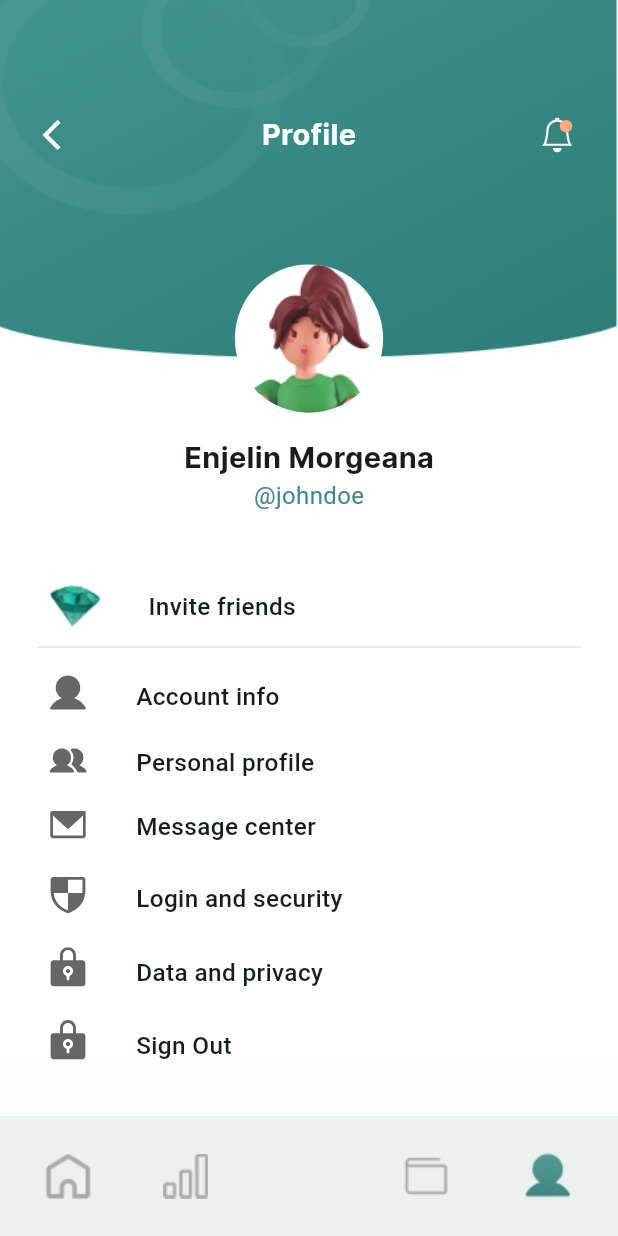
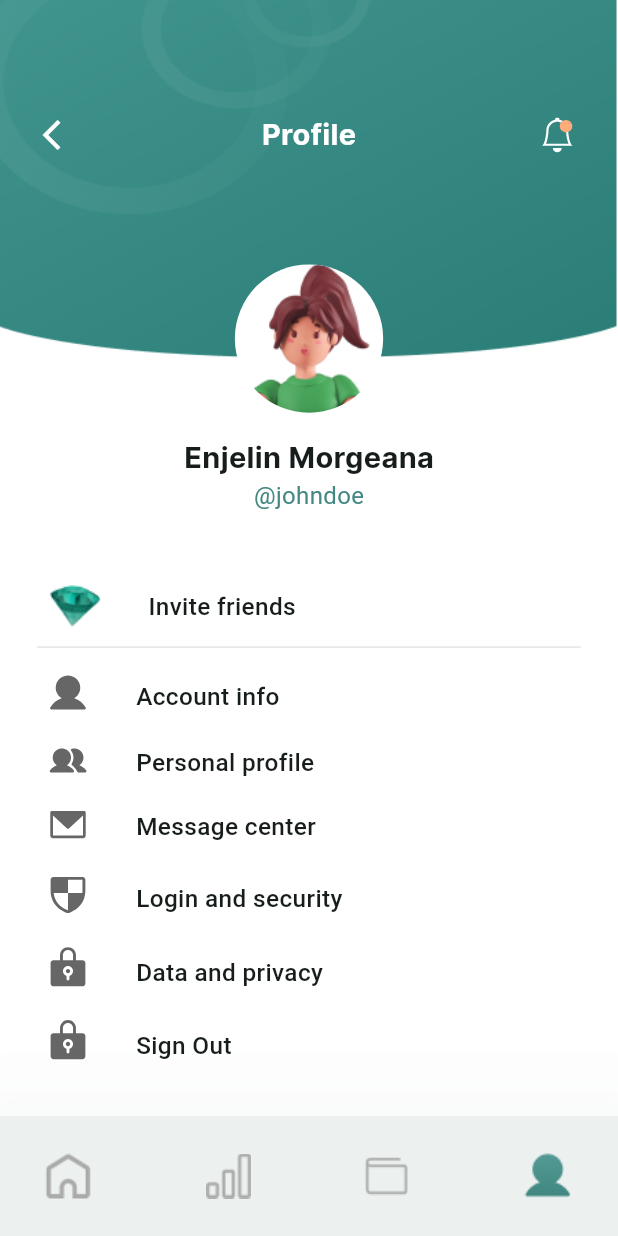
Before and after one commit to Yared-betsega/Asbeza, a Flutter app: the HomePage screen opened by its route, swiped to page 4, on a phone screen of 412 x 824 dp. Run offline on Flutter 3.47's test engine with Material 2 defaults, Android fonts, the phone set to English and light mode, and no system bars; our stand-ins replace bloc, dartz, equatable, firebase_auth, firebase_core, flutter_bloc and 5 more; accounts and stored records are empty.

Commit message:
Add customization to the bottom navigation bar

```diff
--- a/lib/features/home/presentation/screens/home_page.dart
+++ b/lib/features/home/presentation/screens/home_page.dart
@@ -1,5 +1,7 @@
 import 'package:asbeza/core/constants/colors.dart';
 import 'package:asbeza/features/home/presentation/screens/transaction_screen.dart';
+import 'package:asbeza/features/home/presentation/widgets/bottom_navbar_with_floating_action_button.dart';
+import 'package:asbeza/features/home/presentation/widgets/bottom_navbar_without_floating_action_button.dart';
 import 'package:asbeza/features/home/presentation/widgets/obscure_text_widget.dart';
 import 'package:flutter/material.dart';
 import 'package:go_router/go_router.dart';
@@ -82,67 +84,15 @@ class _HomePageState extends State<HomePage> {
         child: Container(
           padding: EdgeInsets.symmetric(horizontal: 1.w),
           width: 100.w,
-          child: Row(
-            mainAxisAlignment: MainAxisAlignment.spaceBetween,
-            children: [
-              SizedBox(
-                width: 31.w,
-                child: Row(
-                    mainAxisAlignment: MainAxisAlignment.spaceBetween,
-                    children: [
-                      IconButton(
-                        isSelected: selectedIndex == 0,
-                        iconSize: 9.w,
-                        icon: Image.asset(selectedIndex == 0
-                            ? 'assets/icons/home_pressed.png'
-                            : 'assets/icons/home.png'),
-                        splashColor: primaryColor,
-                        onPressed: () {
-                          navigateToPage(0);
-                        },
-                      ),
-                      IconButton(
-                        iconSize: 9.w,
-                        isSelected: selectedIndex == 1,
-                        icon: Image.asset(selectedIndex == 1
-                            ? 'assets/icons/stats_pressed.png'
-                            : 'assets/icons/stats.png'),
-                        onPressed: () {
-                          navigateToPage(1);
-                        },
-                      ),
-                    ]),
-              ),
-              SizedBox(
-                width: 32.w,
-                child: Row(
-                  mainAxisAlignment: MainAxisAlignment.spaceBetween,
-                  children: [
-                    IconButton(
-                      iconSize: 9.w,
-                      isSelected: selectedIndex == 2,
-                      icon: Image.asset(selectedIndex == 2
-                          ? 'assets/icons/debt_pressed.png'
-                          : 'assets/icons/debt.png'),
-                      onPressed: () {
-                        navigateToPage(2);
-                      },
-                    ),
-                    IconButton(
-                      iconSize: 9.w,
-                      isSelected: selectedIndex == 3,
-                      icon: Image.asset(selectedIndex == 3
-                          ? 'assets/icons/profile_pressed.png'
-                          : 'assets/icons/profile.png'),
-                      onPressed: () {
-                        navigateToPage(3);
-                      },
-                    ),
-                  ],
+          child: selectedIndex == 0 || selectedIndex == 2
+              ? BottomNavbarWithFloatingActionButton(
+                  selectedIndex: selectedIndex,
+                  navigateToPage: navigateToPage,
+                )
+              : BottomNavbarWithoutFloatingActionButton(
+                  selectedIndex: selectedIndex,
+                  navigateToPage: navigateToPage,
                 ),
-              ),
-            ],
-          ),
         ),
       ),
     );
--- /dev/null
+++ b/lib/features/home/presentation/widgets/bottom_navbar_without_floating_action_button.dart
@@ -0,0 +1,64 @@
+import 'package:flutter/material.dart';
+import 'package:responsive_sizer/responsive_sizer.dart';
+
+import '../../../../core/constants/colors.dart';
+
+class BottomNavbarWithoutFloatingActionButton extends StatelessWidget {
+  const BottomNavbarWithoutFloatingActionButton({
+    super.key,
+    required this.selectedIndex,
+    required this.navigateToPage,
+  });
+  final int selectedIndex;
+  final void Function(int) navigateToPage;
+
+  @override
+  Widget build(BuildContext context) {
+    return Row(
+      mainAxisAlignment: MainAxisAlignment.spaceBetween,
+      children: [
+        IconButton(
+          isSelected: selectedIndex == 0,
+          iconSize: 9.w,
+          icon: Image.asset(selectedIndex == 0
+              ? 'assets/icons/home_pressed.png'
+              : 'assets/icons/home.png'),
+          splashColor: primaryColor,
+          onPressed: () {
+            navigateToPage(0);
+          },
+        ),
+        IconButton(
+          iconSize: 9.w,
+          isSelected: selectedIndex == 1,
+          icon: Image.asset(selectedIndex == 1
+              ? 'assets/icons/stats_pressed.png'
+              : 'assets/icons/stats.png'),
+          onPressed: () {
+            navigateToPage(1);
+          },
+        ),
+        IconButton(
+          iconSize: 9.w,
+          isSelected: selectedIndex == 2,
+          icon: Image.asset(selectedIndex == 2
+              ? 'assets/icons/debt_pressed.png'
+              : 'assets/icons/debt.png'),
+          onPressed: () {
+            navigateToPage(2);
+          },
+        ),
+        IconButton(
+          iconSize: 9.w,
+          isSelected: selectedIndex == 3,
+          icon: Image.asset(selectedIndex == 3
+              ? 'assets/icons/profile_pressed.png'
+              : 'assets/icons/profile.png'),
+          onPressed: () {
+            navigateToPage(3);
+          },
+        ),
+      ],
+    );
+  }
+}
```
Also changed, not shown: lib/features/home/presentation/widgets/bottom_navbar_with_floating_action_button.dart (added, +78 -0 lines).
